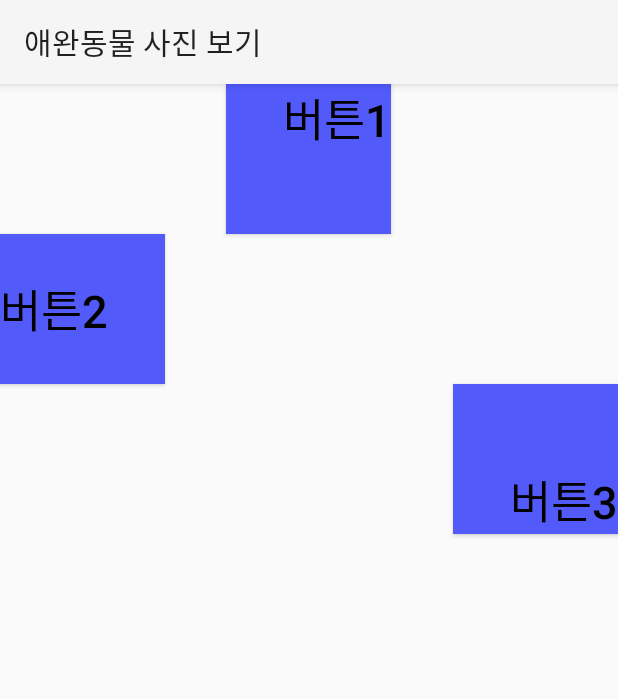
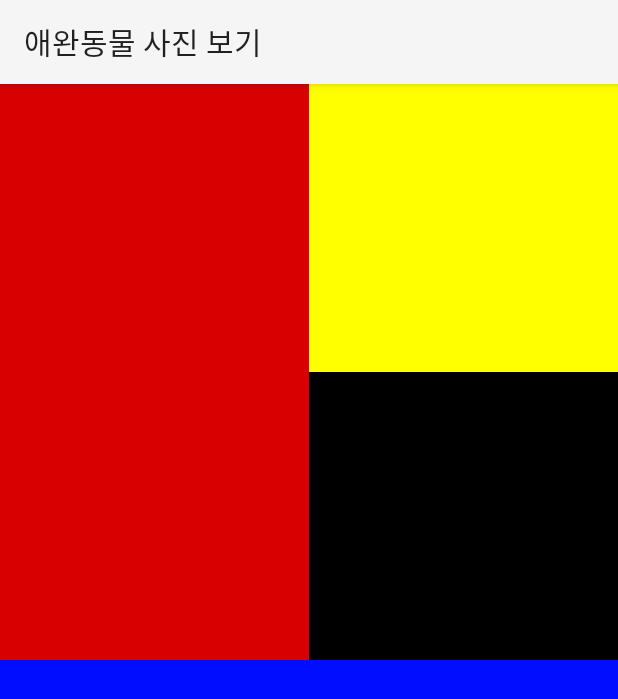
Before and after one commit to Barkyeongchan/Android_tutorial, an Android app: the screen it shows after launch (MainActivity), on a phone screen of 412 x 824 dp. Shown: the top 699 px of the screen. Run offline under Robolectric (Android 15) with nearby library versions, the phone set to English and light mode, and no system bars; 11 statements that could not run were skipped.

Commit message:
204p 직접 풀어보기 5-2 풀이 - layout_weight 속성 XML 활용

```diff
--- a/app/src/main/res/layout/activity_main.xml
+++ b/app/src/main/res/layout/activity_main.xml
@@ -1,37 +1,56 @@
 <LinearLayout xmlns:android="http://schemas.android.com/apk/res/android"
     xmlns:tools="http://schemas.android.com/tools"
     android:layout_width="match_parent"
-    android:layout_height="match_parent"
-    android:orientation="vertical">
+    android:layout_height="match_parent">
 
-    <Button
-        android:layout_width="110dp"
-        android:layout_height="100dp"
-        android:text="버튼1"
-        android:textSize="30dp"
-        android:layout_gravity="center"
-        android:gravity="top|right"
-        android:background="#525AFA"
-        android:textColor="@color/black"/>
+        <LinearLayout
+            android:layout_width="match_parent"
+            android:layout_height="match_parent"
+            android:orientation="vertical">
 
-    <Button
-        android:layout_width="110dp"
-        android:layout_height="100dp"
-        android:text="버튼2"
-        android:textSize="30dp"
-        android:layout_gravity="left"
-        android:gravity="left|center"
-        android:background="#525AFA"
-        android:textColor="@color/black"/>
+            <LinearLayout
+                android:layout_width="match_parent"
+                android:layout_height="match_parent"
+                android:orientation="horizontal"
+                android:layout_weight="1">
 
-    <Button
-        android:layout_width="110dp"
-        android:layout_height="100dp"
-        android:text="버튼3"
-        android:textSize="30dp"
-        android:layout_gravity="right"
-        android:gravity="right|bottom"
-        android:background="#525AFA"
-        android:textColor="@color/black"/>
+                <LinearLayout android:id="@+id/red"
+                    android:layout_width="match_parent"
+                    android:layout_height="match_parent"
+                    android:background="@color/red"
+                    android:layout_weight="1">
+                </LinearLayout>
+
+                <LinearLayout
+                    android:layout_width="match_parent"
+                    android:layout_height="match_parent"
+                    android:orientation="vertical"
+                    android:layout_weight="1">
+
+                    <LinearLayout android:id="@+id/yellow"
+                        android:layout_width="match_parent"
+                        android:layout_height="match_parent"
+                        android:background="@color/yellow"
+                        android:layout_weight="1">
+                    </LinearLayout>
+
+                    <LinearLayout android:id="@+id/black"
+                        android:layout_width="match_parent"
+                        android:layout_height="match_parent"
+                        android:background="@color/black"
+                        android:layout_weight="1">
+                    </LinearLayout>
+                </LinearLayout>
+
+            </LinearLayout>
+
+            <LinearLayout android:id="@+id/blue"
+                android:layout_width="match_parent"
+                android:layout_height="match_parent"
+                android:background="@color/blue"
+                android:layout_weight="1">
+            </LinearLayout>
+
+        </LinearLayout>
 
 </LinearLayout>
```
